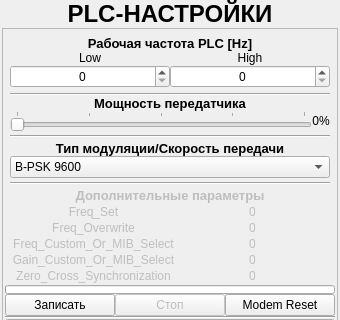
Above: ANDROID_FORMS/plc_settings_form.ui from DavidSiegman/PLC_RF_Configurator before the change; both pictures show x 0 to 340 and y 0 to 320 of the 340 by 560 pixel window. Below: the same form after it.
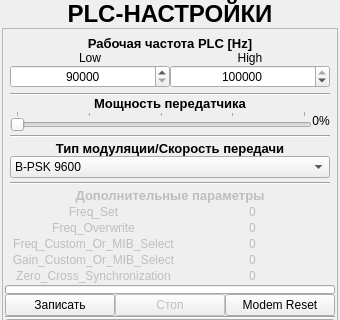
That is the form after the change. Icons and pictures are not drawn.

```diff
--- a/ANDROID_FORMS/plc_settings_form.ui
+++ b/ANDROID_FORMS/plc_settings_form.ui
@@ -233,8 +233,14 @@
                  <property name="alignment">
                   <set>Qt::AlignCenter</set>
                  </property>
+                 <property name="minimum">
+                  <number>90000</number>
+                 </property>
                  <property name="maximum">
-                  <number>999999</number>
+                  <number>125000</number>
+                 </property>
+                 <property name="value">
+                  <number>125000</number>
                  </property>
                 </widget>
                </item>
@@ -299,8 +305,11 @@
                  <property name="alignment">
                   <set>Qt::AlignCenter</set>
                  </property>
+                 <property name="minimum">
+                  <number>90000</number>
+                 </property>
                  <property name="maximum">
-                  <number>999999</number>
+                  <number>125000</number>
                  </property>
                 </widget>
                </item>
```
